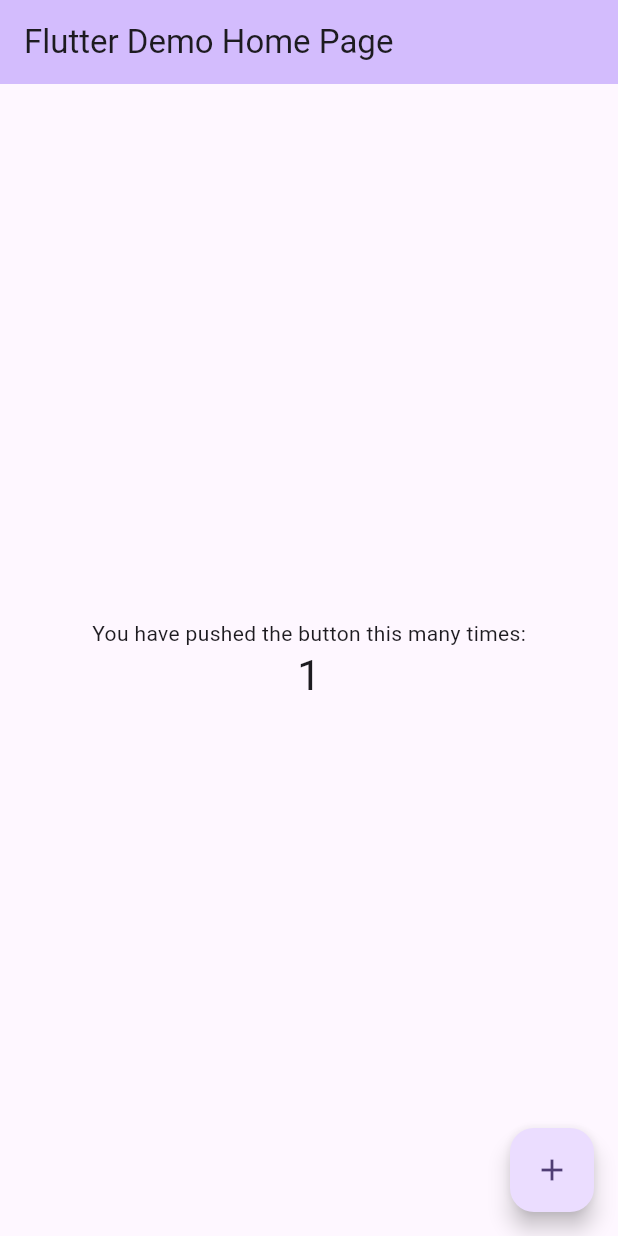
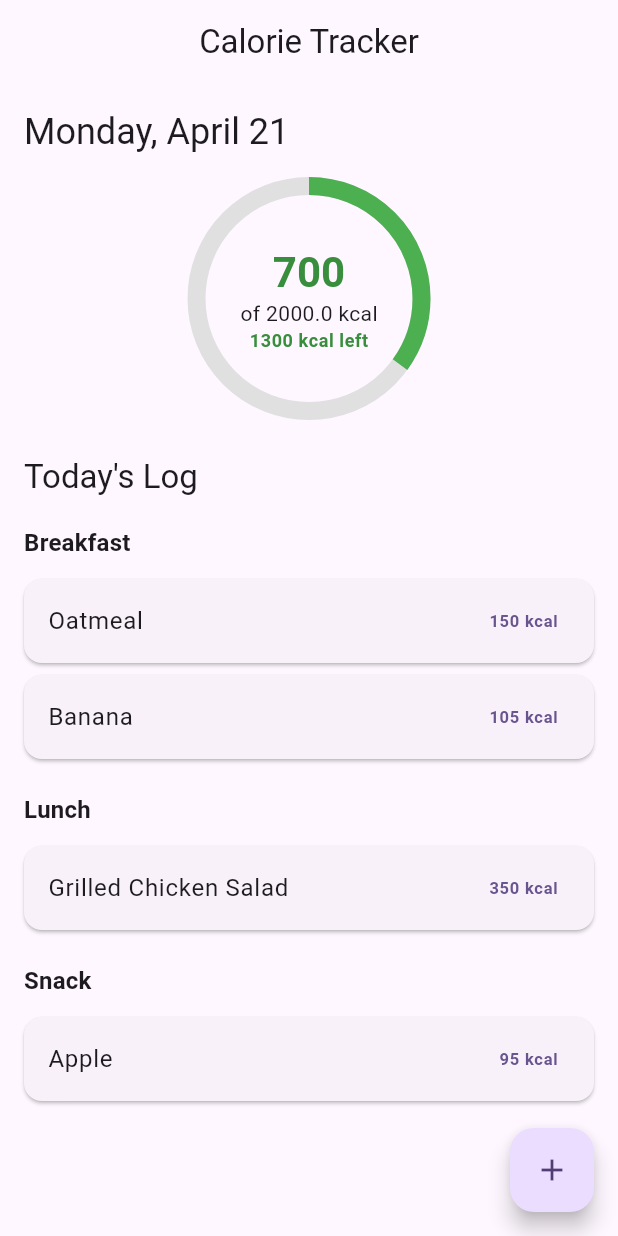
Before and after one commit to MarcoTTC/CaloriesTracker, a Flutter app: the screen it shows after launch, after a tap on the "add" icon, on a phone screen of 412 x 824 dp. Run offline on Flutter 3.47's test engine with Material 3 defaults, Android fonts, the phone set to English and light mode, and no system bars.

Commit message:
Creating the home screen for calories counting in a day

```diff
--- /dev/null
+++ b/lib/home_screen.dart
@@ -0,0 +1,219 @@
+import 'package:flutter/material.dart';
+import 'package:intl/intl.dart';
+
+enum MealType { breakfast, lunch, dinner, snack, other }
+
+class FoodItem {
+  final String name;
+  final int calories;
+
+  FoodItem({required this.name, required this.calories});
+}
+
+class LoggedFoodEntry {
+  final FoodItem foodItem;
+  final double quantity;
+  final MealType mealType;
+  final DateTime timestamp;
+
+  LoggedFoodEntry({
+    required this.foodItem,
+    required this.quantity,
+    required this.mealType,
+    required this.timestamp,
+  });
+
+  int get totalCalories => (foodItem.calories * quantity).round();
+}
+
+class HomeScreen extends StatefulWidget {
+  const HomeScreen({Key? key}) : super(key: key);
+
+  @override
+  State<HomeScreen> createState() => _HomeScreenState();
+}
+
+class _HomeScreenState extends State<HomeScreen> {
+  final double dailyGoal = 2000;
+
+  List<LoggedFoodEntry> loggedEntries = [
+    LoggedFoodEntry(
+      foodItem: FoodItem(name: 'Oatmeal', calories: 150),
+      quantity: 1.0,
+      mealType: MealType.breakfast,
+      timestamp: DateTime.now().subtract(const Duration(hours: 5)),
+    ),
+    LoggedFoodEntry(
+      foodItem: FoodItem(name: 'Banana', calories: 105),
+      quantity: 1.0,
+      mealType: MealType.breakfast,
+      timestamp: DateTime.now().subtract(const Duration(hours: 4, minutes: 30)),
+    ),
+    LoggedFoodEntry(
+      foodItem: FoodItem(name: 'Grilled Chicken Salad', calories: 350),
+      quantity: 1.0,
+      mealType: MealType.lunch,
+      timestamp: DateTime.now().subtract(const Duration(hours: 1)),
+    ),
+    LoggedFoodEntry(
+      foodItem: FoodItem(name: 'Apple', calories: 95),
+      quantity: 1.0,
+      mealType: MealType.snack,
+      timestamp: DateTime.now().subtract(const Duration(minutes: 30)),
+    ),
+  ];
+
+  int get totalConsumedCalories {
+    return loggedEntries.fold(
+      0,
+          (sum, entry) => sum + entry.totalCalories,
+    );
+  }
+
+  int get remainingCalories {
+    return (dailyGoal - totalConsumedCalories).round();
+  }
+
+  Map<MealType, List<LoggedFoodEntry>> get entriesGroupedByMeal {
+    final Map<MealType, List<LoggedFoodEntry>> grouped = {};
+    for (var entry in loggedEntries) {
+      grouped.putIfAbsent(entry.mealType, () => []).add(entry);
+    }
+    return grouped;
+  }
+
+  String getMealTypeName(MealType type) {
+    switch (type) {
+      case MealType.breakfast: return 'Breakfast';
+      case MealType.lunch: return 'Lunch';
+      case MealType.dinner: return 'Dinner';
+      case MealType.snack: return 'Snack';
+      case MealType.other: return 'Other';
+    }
+  }
+
+  @override
+  Widget build(BuildContext context) {
+    final today = DateTime.now();
+    final formatter = DateFormat('EEEE, MMMM d');
+
+    final groupedEntries = entriesGroupedByMeal;
+
+    return Scaffold(
+      appBar: AppBar(
+        title: const Text('Calorie Tracker'),
+        centerTitle: true,
+      ),
+      body: Padding(
+        padding: const EdgeInsets.all(16.0),
+        child: Column(
+          crossAxisAlignment: CrossAxisAlignment.start,
+          children: [
+            Text(
+              formatter.format(today),
+              style: Theme.of(context).textTheme.headlineSmall,
+            ),
+            const SizedBox(height: 20),
+
+            Center(
+              child: Stack(
+                alignment: Alignment.center,
+                children: [
+                  SizedBox(
+                    width: 150,
+                    height: 150,
+                    child: CircularProgressIndicator(
+                      value: totalConsumedCalories / dailyGoal,
+                      strokeWidth: 12,
+                      backgroundColor: Colors.grey[300],
+                      valueColor: AlwaysStoppedAnimation<Color>(
+                        remainingCalories >= 0 ? Colors.green : Colors.red,
+                      ),
+                    ),
+                  ),
+                  Column(
+                    mainAxisSize: MainAxisSize.min,
+                    children: [
+                      Text(
+                        '$totalConsumedCalories',
+                        style: Theme.of(context).textTheme.headlineMedium?.copyWith(
+                          fontWeight: FontWeight.bold,
+                          color: remainingCalories >= 0 ? Colors.green[700] : Colors.red[700], // Color based on remaining
+                        ),
+                      ),
+                      Text(
+                        'of $dailyGoal kcal',
+                        style: Theme.of(context).textTheme.bodyMedium,
+                      ),
+                      Text(
+                        '${remainingCalories >= 0 ? remainingCalories : remainingCalories.abs()} kcal ${remainingCalories >= 0 ? 'left' : 'over'}',
+                        style: Theme.of(context).textTheme.bodySmall?.copyWith(
+                            color: remainingCalories >= 0 ? Colors.green[700] : Colors.red[700],
+                            fontWeight: FontWeight.bold
+                        ),
+                      ),
+                    ],
+                  ),
+                ],
+              ),
+            ),
+            const SizedBox(height: 30),
+
+            Text(
+              'Today\'s Log',
+              style: Theme.of(context).textTheme.titleLarge,
+            ),
+            const SizedBox(height: 10),
+
+            Expanded(
+              child: ListView(
+                children: groupedEntries.entries.map((entry) {
+                  entry.value.sort((a, b) => a.timestamp.compareTo(b.timestamp));
+
+                  return Column(
+                    crossAxisAlignment: CrossAxisAlignment.start,
+                    children: [
+                      Padding(
+                        padding: const EdgeInsets.symmetric(vertical: 8.0),
+                        child: Text(
+                          getMealTypeName(entry.key),
+                          style: Theme.of(context).textTheme.titleMedium?.copyWith(fontWeight: FontWeight.bold),
+                        ),
+                      ),
+                      Column(
+                        children: entry.value.map((foodEntry) {
+                          return Card(
+                            margin: const EdgeInsets.symmetric(vertical: 4.0, horizontal: 0),
+                            child: ListTile(
+                              title: Text(foodEntry.foodItem.name),
+                              trailing: Text(
+                                '${foodEntry.totalCalories} kcal',
+                                style: TextStyle(
+                                  fontWeight: FontWeight.bold,
+                                  color: Theme.of(context).primaryColor,
+                                ),
+                              ),
+                            ),
+                          );
+                        }).toList(),
+                      ),
+                      const SizedBox(height: 10),
+                    ],
+                  );
+                }).toList(),
+              ),
+            ),
+          ],
+        ),
+      ),
+      floatingActionButton: FloatingActionButton(
+        onPressed: () {
+          // TODO: Navigate to Add Food Screen
+          print('Add Food Button Pressed');
+        },
+        tooltip: 'Add Food',
+        child: const Icon(Icons.add),
+      ),
+    );
+  }
+}
--- a/lib/main.dart
+++ b/lib/main.dart
@@ -1,3 +1,4 @@
+import 'package:calories_tracker/home_screen.dart';
 import 'package:flutter/material.dart';
 
 void main() {
@@ -13,110 +14,9 @@ class MyApp extends StatelessWidget {
     return MaterialApp(
       title: 'Flutter Demo',
       theme: ThemeData(
-        // This is the theme of your application.
-        //
-        // TRY THIS: Try running your application with "flutter run". You'll see
-        // the application has a purple toolbar. Then, without quitting the app,
-        // try changing the seedColor in the colorScheme below to Colors.green
-        // and then invoke "hot reload" (save your changes or press the "hot
-        // reload" button in a Flutter-supported IDE, or press "r" if you used
-        // the command line to start the app).
-        //
-        // Notice that the counter didn't reset back to zero; the application
-        // state is not lost during the reload. To reset the state, use hot
-        // restart instead.
-        //
-        // This works for code too, not just values: Most code changes can be
-        // tested with just a hot reload.
         colorScheme: ColorScheme.fromSeed(seedColor: Colors.deepPurple),
       ),
-      home: const MyHomePage(title: 'Flutter Demo Home Page'),
+      home: const HomeScreen(),
     );
   }
 }
-
-class MyHomePage extends StatefulWidget {
-  const MyHomePage({super.key, required this.title});
-
-  // This widget is the home page of your application. It is stateful, meaning
-  // that it has a State object (defined below) that contains fields that affect
-  // how it looks.
-
-  // This class is the configuration for the state. It holds the values (in this
-  // case the title) provided by the parent (in this case the App widget) and
-  // used by the build method of the State. Fields in a Widget subclass are
-  // always marked "final".
-
-  final String title;
-
-  @override
-  State<MyHomePage> createState() => _MyHomePageState();
-}
-
-class _MyHomePageState extends State<MyHomePage> {
-  int _counter = 0;
-
-  void _incrementCounter() {
-    setState(() {
-      // This call to setState tells the Flutter framework that something has
-      // changed in this State, which causes it to rerun the build method below
-      // so that the display can reflect the updated values. If we changed
-      // _counter without calling setState(), then the build method would not be
-      // called again, and so nothing would appear to happen.
-      _counter++;
-    });
-  }
-
-  @override
-  Widget build(BuildContext context) {
-    // This method is rerun every time setState is called, for instance as done
-    // by the _incrementCounter method above.
-    //
-    // The Flutter framework has been optimized to make rerunning build methods
-    // fast, so that you can just rebuild anything that needs updating rather
-    // than having to individually change instances of widgets.
-    return Scaffold(
-      appBar: AppBar(
-        // TRY THIS: Try changing the color here to a specific color (to
-        // Colors.amber, perhaps?) and trigger a hot reload to see the AppBar
-        // change color while the other colors stay the same.
-        backgroundColor: Theme.of(context).colorScheme.inversePrimary,
-        // Here we take the value from the MyHomePage object that was created by
-        // the App.build method, and use it to set our appbar title.
-        title: Text(widget.title),
-      ),
-      body: Center(
-        // Center is a layout widget. It takes a single child and positions it
-        // in the middle of the parent.
-        child: Column(
-          // Column is also a layout widget. It takes a list of children and
-          // arranges them vertically. By default, it sizes itself to fit its
-          // children horizontally, and tries to be as tall as its parent.
-          //
-          // Column has various properties to control how it sizes itself and
-          // how it positions its children. Here we use mainAxisAlignment to
-          // center the children vertically; the main axis here is the vertical
-          // axis because Columns are vertical (the cross axis would be
-          // horizontal).
-          //
-          // TRY THIS: Invoke "debug painting" (choose the "Toggle Debug Paint"
-          // action in the IDE, or press "p" in the console), to see the
-          // wireframe for each widget.
-          mainAxisAlignment: MainAxisAlignment.center,
-          children: <Widget>[
-            const Text('You have pushed the button this many times:'),
-            Text(
-              '$_counter',
-              style: Theme.of(context).textTheme.headlineMedium,
-            ),
-          ],
-        ),
-      ),
-      floatingActionButton: FloatingActionButton(
-        onPressed: _incrementCounter,
-        tooltip: 'Increment',
-        child: const Icon(Icons.add),
-      ), // This trailing comma makes auto-formatting nicer for build methods.
-    );
-  }
-}
--- a/pubspec.yaml
+++ b/pubspec.yaml
@@ -34,6 +34,7 @@ dependencies:
   # The following adds the Cupertino Icons font to your application.
   # Use with the CupertinoIcons class for iOS style icons.
   cupertino_icons: ^1.0.8
+  intl: ^0.20.2
 
 dev_dependencies:
   flutter_test:
```
Also changed, not shown: pubspec.lock.
